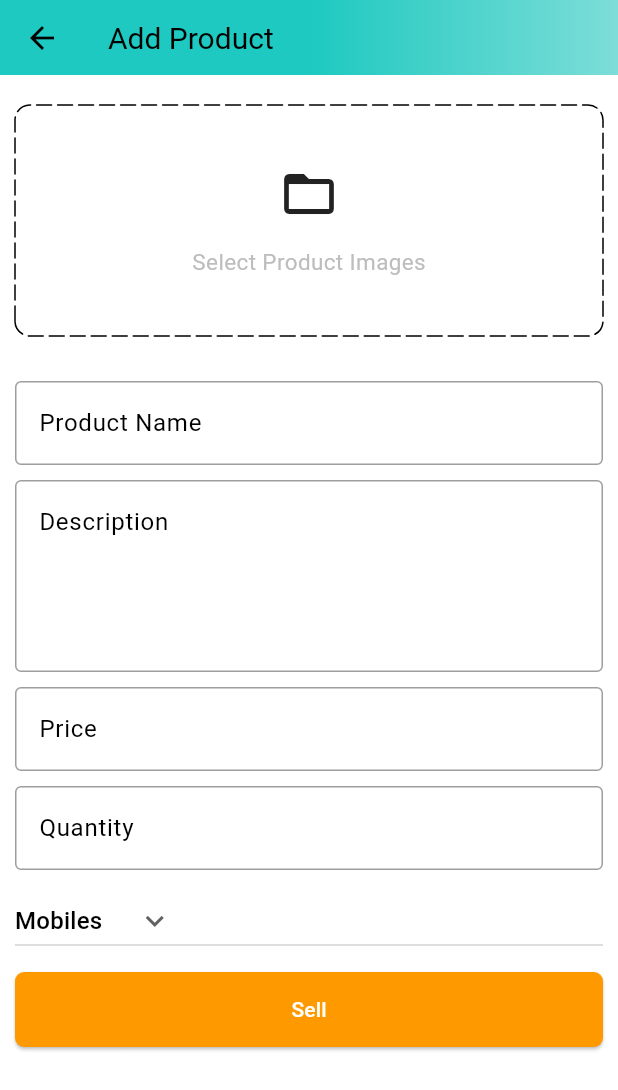
After one commit to Shreyash-Pardhi/Flutter-Projects, a Flutter app: the AdminPanelView screen opened directly, after a tap on the "add" icon, on a phone screen of 412 x 824 dp. The commit adds this screen. Shown: the top 1090 px of the screen. Run offline on Flutter 3.47's test engine with Material 3 defaults, Android fonts, the phone set to English and light mode, and no system bars; drawn by our look-alikes of dotted_border; our stand-ins replace badges, bloc, carousel_slider, cloud_firestore, equatable, file_picker and 5 more; missing offline and left inert: cloudinary_public; accounts and stored records are empty; generated files the repository leaves out were written again.

Commit message:
updated changes

```diff
--- a/amazon_clone/lib/common/widgets/custom_button.dart
+++ b/amazon_clone/lib/common/widgets/custom_button.dart
@@ -17,6 +17,9 @@ class CustomButton extends StatelessWidget {
       style: ElevatedButton.styleFrom(
         minimumSize: const Size(double.infinity, 50),
         backgroundColor: GlobalVariables.secondaryColor,
+        shape: RoundedRectangleBorder(
+          borderRadius: BorderRadius.circular(6),
+        ),
       ),
       child: Text(
         text,
--- a/amazon_clone/lib/common/widgets/custom_textfield.dart
+++ b/amazon_clone/lib/common/widgets/custom_textfield.dart
@@ -3,13 +3,19 @@ import 'package:flutter/material.dart';
 class CustomTextField extends StatelessWidget {
   final TextEditingController controller;
   final String hintText;
-  const CustomTextField(
-      {super.key, required this.controller, required this.hintText});
+  final int maxLines;
+  const CustomTextField({
+    super.key,
+    required this.controller,
+    required this.hintText,
+    this.maxLines = 1,
+  });
 
   @override
   Widget build(BuildContext context) {
     return TextFormField(
       controller: controller,
+      maxLines: maxLines,
       decoration: InputDecoration(
         hintText: hintText,
         border: const OutlineInputBorder(
--- a/amazon_clone/lib/constants/global_variables.dart
+++ b/amazon_clone/lib/constants/global_variables.dart
@@ -1,6 +1,7 @@
 import 'package:flutter/material.dart';
 
 class GlobalVariables {
+  //STATIC COLORS
   static const AppBarGradient = LinearGradient(
     colors: [
       Color.fromARGB(255, 29, 201, 192),
@@ -13,4 +14,40 @@ class GlobalVariables {
   static const Color greyBackgroundColor = Color(0xffebecee);
   static var selectedNavBarColor = Colors.cyan[800]!;
   static const unselectedNavBarColor = Colors.black87;
+
+  //STATIC IMAGES
+  static const List<String> carouselImages = [
+    'https://images-eu.ssl-images-amazon.com/images/G/31/img21/Wireless/WLA/TS/D37847648_Accessories_savingdays_Jan22_Cat_PC_1500.jpg',
+    'https://images-eu.ssl-images-amazon.com/images/G/31/img2021/Vday/bwl/English.jpg',
+    'https://images-eu.ssl-images-amazon.com/images/G/31/img22/Wireless/AdvantagePrime/BAU/14thJan/D37196025_IN_WL_AdvantageJustforPrime_Jan_Mob_ingress-banner_1242x450.jpg',
+    'https://images-na.ssl-images-amazon.com/images/G/31/Symbol/2020/00NEW/1242_450Banners/PL31_copy._CB432483346_.jpg',
+    'https://images-na.ssl-images-amazon.com/images/G/31/img21/shoes/September/SSW/pc-header._CB641971330_.jpg',
+  ];
+
+  static const List<Map<String, String>> categoryImages = [
+    {
+      'title': 'Mobiles',
+      'image': 'images/mobiles.jpeg',
+    },
+    {
+      'title': 'Essentials',
+      'image': 'images/essentials.jpeg',
+    },
+    {
+      'title': 'Appliances',
+      'image': 'images/appliances.jpeg',
+    },
+    {
+      'title': 'Books',
+      'image': 'images/books.jpeg',
+    },
+    {
+      'title': 'Fashion',
+      'image': 'images/fashion.jpeg',
+    },
+    {
+      'title': 'Electronics',
+      'image': 'images/electronics.jpeg',
+    },
+  ];
 }
--- /dev/null
+++ b/amazon_clone/lib/features/admin/services/admin_services.dart
@@ -0,0 +1,34 @@
+import 'dart:io';
+
+import 'package:amazon_clone/constants/private_details.dart';
+import 'package:amazon_clone/constants/utils.dart';
+import 'package:cloudinary_public/cloudinary_public.dart';
+import 'package:flutter/material.dart';
+
+class AdminServices {
+  void sellProduct({
+    required BuildContext context,
+    required String name,
+    required String description,
+    required double price,
+    required double quantity,
+    required String category,
+    required List<File> images,
+  }) async {
+    try {
+      final cloudinary =
+          CloudinaryPublic(cloudinaryCloudName, cloudinaryUploadPreset);
+      List<String> imageUrls = [];
+      for (int i = 0; i < images.length; i++) {
+        CloudinaryResponse res = await cloudinary.uploadFile(
+          CloudinaryFile.fromFile(images[i].path),
+        );
+      }
+    } catch (e) {
+      showSnackBar(
+        context,
+        e.toString(),
+      );
+    }
+  }
+}
--- /dev/null
+++ b/amazon_clone/lib/features/admin/views/add_product_view.dart
@@ -0,0 +1,186 @@
+import 'dart:io';
+import 'package:amazon_clone/common/widgets/custom_button.dart';
+import 'package:amazon_clone/common/widgets/custom_textfield.dart';
+import 'package:amazon_clone/constants/global_variables.dart';
+import 'package:amazon_clone/constants/utils.dart';
+import 'package:carousel_slider/carousel_options.dart';
+import 'package:carousel_slider/carousel_slider.dart';
+import 'package:dotted_border/dotted_border.dart';
+import 'package:flutter/material.dart';
+
+class AddProductView extends StatefulWidget {
+  static const String routeName = '/add-product';
+  const AddProductView({super.key});
+
+  @override
+  State<AddProductView> createState() => _AddProductViewState();
+}
+
+class _AddProductViewState extends State<AddProductView> {
+  final TextEditingController productNameController = TextEditingController();
+  final TextEditingController productDescriptionController =
+      TextEditingController();
+  final TextEditingController productPriceController = TextEditingController();
+  final TextEditingController productQuantityController =
+      TextEditingController();
+
+  @override
+  void dispose() {
+    productNameController.dispose();
+    productDescriptionController.dispose();
+    productPriceController.dispose();
+    productQuantityController.dispose();
+    super.dispose();
+  }
+
+  String category = 'Mobiles';
+  List<File> images = [];
+
+  List<String> productCategories = [
+    'Mobiles',
+    'Essentials',
+    'Electronics',
+    'Appliances',
+    'Books',
+    'Fashion',
+  ];
+
+  void selectImages() async {
+    var res = await pickImages();
+    setState(() {
+      images = res;
+    });
+  }
+
+  @override
+  Widget build(BuildContext context) {
+    return Scaffold(
+      appBar: PreferredSize(
+        preferredSize: const Size.fromHeight(50),
+        child: AppBar(
+          flexibleSpace: Container(
+            decoration: const BoxDecoration(
+              gradient: GlobalVariables.AppBarGradient,
+            ),
+          ),
+          title: const Text(
+            'Add Product',
+            style: TextStyle(
+              fontSize: 20,
+              color: Colors.black,
+              //fontWeight: FontWeight.w400,
+            ),
+          ),
+        ),
+      ),
+      body: SingleChildScrollView(
+        child: Form(
+          child: Padding(
+            padding: const EdgeInsets.symmetric(horizontal: 10),
+            child: Column(
+              children: [
+                const SizedBox(height: 20),
+                images.isNotEmpty
+                    ? CarouselSlider(
+                        items: images.map(
+                          (img) {
+                            return Builder(
+                              builder: (BuildContext context) => Image.file(
+                                img,
+                                fit: BoxFit.cover,
+                                height: 200,
+                              ),
+                            );
+                          },
+                        ).toList(),
+                        options: CarouselOptions(
+                          viewportFraction: 1,
+                          height: 160,
+                        ),
+                      )
+                    : GestureDetector(
+                        onTap: selectImages,
+                        child: DottedBorder(
+                          borderType: BorderType.RRect,
+                          radius: const Radius.circular(10),
+                          dashPattern: const [10, 4],
+                          strokeCap: StrokeCap.round,
+                          child: Container(
+                            width: double.infinity,
+                            height: 150,
+                            decoration: BoxDecoration(
+                              borderRadius: BorderRadius.circular(10),
+                            ),
+                            child: Column(
+                              mainAxisAlignment: MainAxisAlignment.center,
+                              children: [
+                                const Icon(
+                                  Icons.folder_open,
+                                  size: 40,
+                                ),
+                                const SizedBox(height: 15),
+                                Text(
+                                  'Select Product Images',
+                                  style: TextStyle(
+                                    color: Colors.grey.shade400,
+                                    fontSize: 15,
+                                  ),
+                                ),
+                              ],
+                            ),
+                          ),
+                        ),
+                      ),
+                const SizedBox(height: 30),
+                CustomTextField(
+                  controller: productNameController,
+                  hintText: 'Product Name',
+                ),
+                const SizedBox(height: 10),
+                CustomTextField(
+                  controller: productDescriptionController,
+                  hintText: 'Description',
+                  maxLines: 4,
+                ),
+                const SizedBox(height: 10),
+                CustomTextField(
+                  controller: productPriceController,
+                  hintText: 'Price',
+                ),
+                const SizedBox(height: 10),
+                CustomTextField(
+                  controller: productQuantityController,
+                  hintText: 'Quantity',
+                ),
+                const SizedBox(height: 10),
+                SizedBox(
+                  width: double.infinity,
+                  child: DropdownButton(
+                    value: category,
+                    icon: const Icon(Icons.keyboard_arrow_down),
+                    items: productCategories.map((String item) {
+                      return DropdownMenuItem(
+                        value: item,
+                        child: Text(item),
+                      );
+                    }).toList(),
+                    onChanged: (String? setItem) {
+                      setState(() {
+                        category = setItem!;
+                      });
+                    },
+                  ),
+                ),
+                const SizedBox(height: 10),
+                CustomButton(
+                  text: 'Sell',
+                  onTap: () {},
+                ),
+              ],
+            ),
+          ),
+        ),
+      ),
+    );
+  }
+}
--- /dev/null
+++ b/amazon_clone/lib/features/admin/views/admin_panel_view.dart
@@ -0,0 +1,134 @@
+import 'package:amazon_clone/constants/global_variables.dart';
+import 'package:amazon_clone/features/admin/views/posts_view.dart';
+import 'package:flutter/material.dart';
+
+class AdminPanelView extends StatefulWidget {
+  const AdminPanelView({super.key});
+
+  @override
+  State<AdminPanelView> createState() => _AdminPanelViewState();
+}
+
+class _AdminPanelViewState extends State<AdminPanelView> {
+  int _page = 0;
+  double bottomNavBarWidth = 42;
+  double bottomBarBorderWidth = 5;
+
+  List<Widget> pages = [
+    const PostsView(),
+    const Center(
+      child: Text('Analytics Page'),
+    ),
+    const Center(
+      child: Text('Cart Page'),
+    ),
+  ];
+
+  void updatePage(int page) {
+    setState(() {
+      _page = page;
+    });
+  }
+
+  @override
+  Widget build(BuildContext context) {
+    return Scaffold(
+      appBar: PreferredSize(
+        preferredSize: const Size.fromHeight(50),
+        child: AppBar(
+          flexibleSpace: Container(
+            decoration: const BoxDecoration(
+              gradient: GlobalVariables.AppBarGradient,
+            ),
+          ),
+          title: Row(
+            mainAxisAlignment: MainAxisAlignment.spaceBetween,
+            children: [
+              Container(
+                alignment: Alignment.topLeft,
+                child: Image.asset(
+                  'images/amazon_in.png',
+                  width: 120,
+                  height: 45,
+                  //color: Colors.black,
+                ),
+              ),
+              const Text(
+                'Admin',
+                style: TextStyle(
+                  color: Colors.black,
+                  fontWeight: FontWeight.bold,
+                ),
+              ),
+            ],
+          ),
+        ),
+      ),
+      body: pages[_page],
+      bottomNavigationBar: BottomNavigationBar(
+        currentIndex: _page,
+        selectedItemColor: GlobalVariables.selectedNavBarColor,
+        unselectedItemColor: GlobalVariables.unselectedNavBarColor,
+        backgroundColor: GlobalVariables.backgroundColor,
+        iconSize: 28,
+        onTap: updatePage,
+        items: [
+          //Post Page icon
+          BottomNavigationBarItem(
+            icon: Container(
+              width: bottomNavBarWidth,
+              decoration: BoxDecoration(
+                border: Border(
+                  top: BorderSide(
+                    color: _page == 0
+                        ? GlobalVariables.selectedNavBarColor
+                        : GlobalVariables.backgroundColor,
+                    width: bottomBarBorderWidth,
+                  ),
+                ),
+              ),
+              child: const Icon(Icons.home_outlined),
+            ),
+            label: '',
+          ),
+          //analytics icon
+          BottomNavigationBarItem(
+            icon: Container(
+              width: bottomNavBarWidth,
+              decoration: BoxDecoration(
+                border: Border(
+                  top: BorderSide(
+                    color: _page == 1
+                        ? GlobalVariables.selectedNavBarColor
+                        : GlobalVariables.backgroundColor,
+                    width: bottomBarBorderWidth,
+                  ),
+                ),
+              ),
+              child: const Icon(Icons.analytics_outlined),
+            ),
+            label: '',
+          ),
+          //orders icon
+          BottomNavigationBarItem(
+            icon: Container(
+              width: bottomNavBarWidth,
+              decoration: BoxDecoration(
+                border: Border(
+                  top: BorderSide(
+                    color: _page == 2
+                        ? GlobalVariables.selectedNavBarColor
+                        : GlobalVariables.backgroundColor,
+                    width: bottomBarBorderWidth,
+                  ),
+                ),
+              ),
+              child: const Icon(Icons.all_inbox_outlined),
+            ),
+            label: '',
+          ),
+        ],
+      ),
+    );
+  }
+}
--- /dev/null
+++ b/amazon_clone/lib/features/admin/views/posts_view.dart
@@ -0,0 +1,33 @@
+import 'package:amazon_clone/features/admin/views/add_product_view.dart';
+import 'package:flutter/material.dart';
+
+class PostsView extends StatefulWidget {
+  const PostsView({super.key});
+
+  @override
+  State<PostsView> createState() => _PostsViewState();
+}
+
+class _PostsViewState extends State<PostsView> {
+  @override
+  Widget build(BuildContext context) {
+    return Scaffold(
+      body: const Center(
+        child: Text('Products'),
+      ),
+      floatingActionButton: FloatingActionButton(
+        onPressed: () {
+          Navigator.pushNamed(context, AddProductView.routeName);
+        },
+        tooltip: 'Add a Product',
+        backgroundColor: const Color.fromARGB(255, 29, 201, 192),
+        shape: const CircleBorder(),
+        child: const Icon(
+          Icons.add,
+          color: Colors.black,
+        ),
+      ),
+      floatingActionButtonLocation: FloatingActionButtonLocation.centerFloat,
+    );
+  }
+}
--- a/amazon_clone/lib/features/auth/services/auth_service.dart
+++ b/amazon_clone/lib/features/auth/services/auth_service.dart
@@ -6,8 +6,6 @@ import 'package:amazon_clone/common/widgets/bottom_bar.dart';
 import 'package:amazon_clone/constants/exception_handling.dart';
 import 'package:amazon_clone/constants/uri.dart';
 import 'package:amazon_clone/constants/utils.dart';
-
-import 'package:amazon_clone/features/home/views/home_view.dart';
 import 'package:amazon_clone/models/user.dart';
 import 'package:amazon_clone/providers/user_provider.dart';
 import 'package:flutter/material.dart';
--- a/amazon_clone/lib/main.dart
+++ b/amazon_clone/lib/main.dart
@@ -1,5 +1,6 @@
 import 'package:amazon_clone/common/widgets/bottom_bar.dart';
 import 'package:amazon_clone/constants/global_variables.dart';
+import 'package:amazon_clone/features/admin/views/admin_panel_view.dart';
 import 'package:amazon_clone/features/auth/services/auth_service.dart';
 import 'package:amazon_clone/features/auth/views/auth_view.dart';
 import 'package:amazon_clone/providers/user_provider.dart';
@@ -33,6 +34,7 @@ class _MyAppState extends State<MyApp> {
   @override
   Widget build(BuildContext context) {
     return MaterialApp(
+      debugShowCheckedModeBanner: false,
       title: 'Amazon Clone',
       theme: ThemeData(
         scaffoldBackgroundColor: GlobalVariables.backgroundColor,
@@ -48,7 +50,9 @@ class _MyAppState extends State<MyApp> {
       ),
       onGenerateRoute: (settings) => generateRoute(settings),
       home: Provider.of<UserProvider>(context).user.token.isNotEmpty
-          ? const BottomBar()
+          ? Provider.of<UserProvider>(context).user.type == 'user'
+              ? const BottomBar()
+              : const AdminPanelView()
           : const AuthView(),
     );
   }
--- a/amazon_clone/lib/router.dart
+++ b/amazon_clone/lib/router.dart
@@ -1,4 +1,5 @@
 import 'package:amazon_clone/common/widgets/bottom_bar.dart';
+import 'package:amazon_clone/features/admin/views/add_product_view.dart';
 import 'package:amazon_clone/features/auth/views/auth_view.dart';
 import 'package:amazon_clone/features/home/views/home_view.dart';
 import 'package:flutter/material.dart';
@@ -20,6 +21,11 @@ Route<dynamic> generateRoute(RouteSettings routeSettings) {
         settings: routeSettings,
         builder: (_) => const BottomBar(),
       );
+    case AddProductView.routeName:
+      return MaterialPageRoute(
+        settings: routeSettings,
+        builder: (_) => const AddProductView(),
+      );
     default:
       return MaterialPageRoute(
         settings: routeSettings,
--- a/amazon_clone/pubspec.yaml
+++ b/amazon_clone/pubspec.yaml
@@ -39,6 +39,11 @@ dependencies:
   provider: ^6.1.2
   shared_preferences: ^2.2.3
   badges: ^3.1.2
+  carousel_slider: ^4.2.1
+  intl: ^0.19.0
+  dotted_border: ^2.1.0
+  file_picker_pro: ^1.6.0
+  cloudinary_public: ^0.23.1
 
 dev_dependencies:
   flutter_test:
```
Also changed, not shown: amazon_clone/lib/constants/utils.dart (+22 -0 lines), amazon_clone/lib/features/home/views/home_view.dart (+15 -8 lines), amazon_clone/lib/features/home/widgets/carousel_image.dart (added, +28 -0 lines), amazon_clone/lib/features/home/widgets/deal_of_day.dart (added, +106 -0 lines), amazon_clone/lib/features/home/widgets/product_categories.dart (added, +42 -0 lines), amazon_clone/pubspec.lock, 7 other files.
